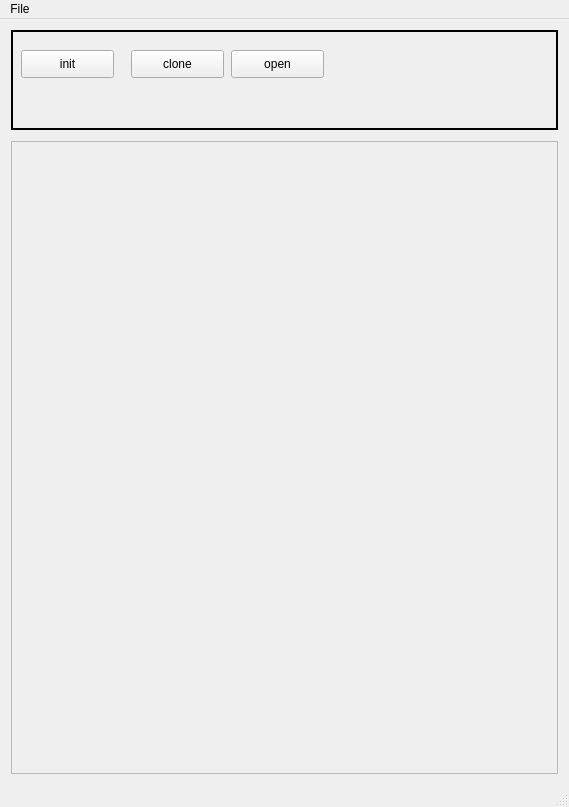
Qt form ui/mainwindow.ui (hidog/HiGit) before a commit.
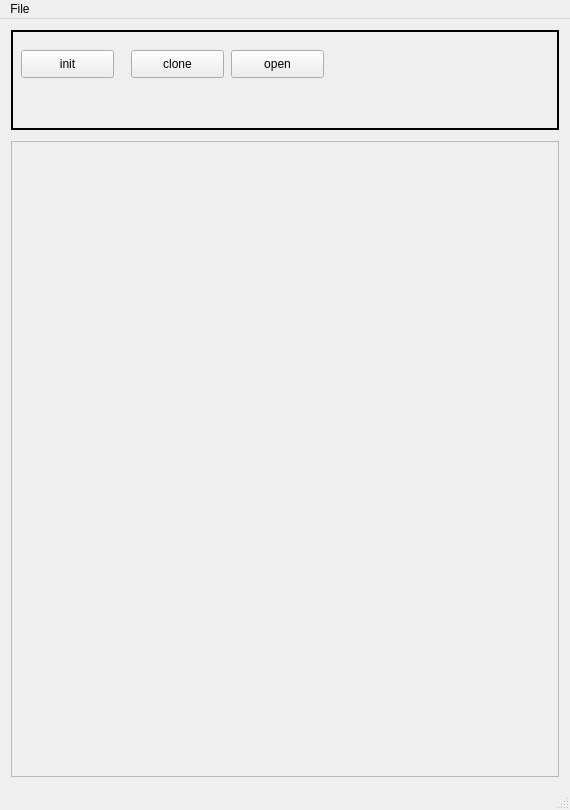
The same form after that commit.

```diff
--- a/ui/mainwindow.ui
+++ b/ui/mainwindow.ui
@@ -6,10 +6,16 @@
    <rect>
     <x>0</x>
     <y>0</y>
-    <width>569</width>
-    <height>807</height>
+    <width>570</width>
+    <height>810</height>
    </rect>
   </property>
+  <property name="minimumSize">
+   <size>
+    <width>570</width>
+    <height>810</height>
+   </size>
+  </property>
   <property name="windowTitle">
    <string>MainWindow</string>
   </property>
@@ -92,8 +98,8 @@
        <widget class="QScrollArea" name="scrollArea">
         <property name="minimumSize">
          <size>
-          <width>0</width>
-          <height>200</height>
+          <width>545</width>
+          <height>615</height>
          </size>
         </property>
         <property name="layoutDirection">
@@ -113,8 +119,8 @@
           <rect>
            <x>0</x>
            <y>0</y>
-           <width>543</width>
-           <height>613</height>
+           <width>544</width>
+           <height>616</height>
           </rect>
          </property>
         </widget>
@@ -130,7 +136,7 @@
     <rect>
      <x>0</x>
      <y>0</y>
-     <width>569</width>
+     <width>570</width>
      <height>25</height>
     </rect>
    </property>
```
